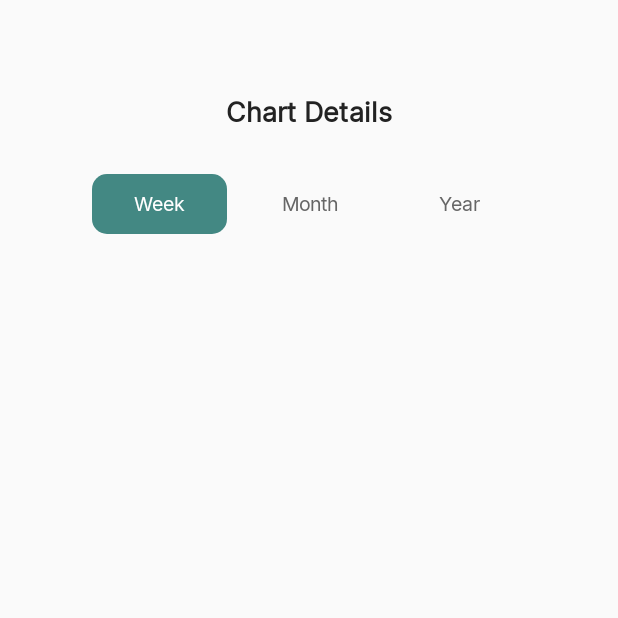
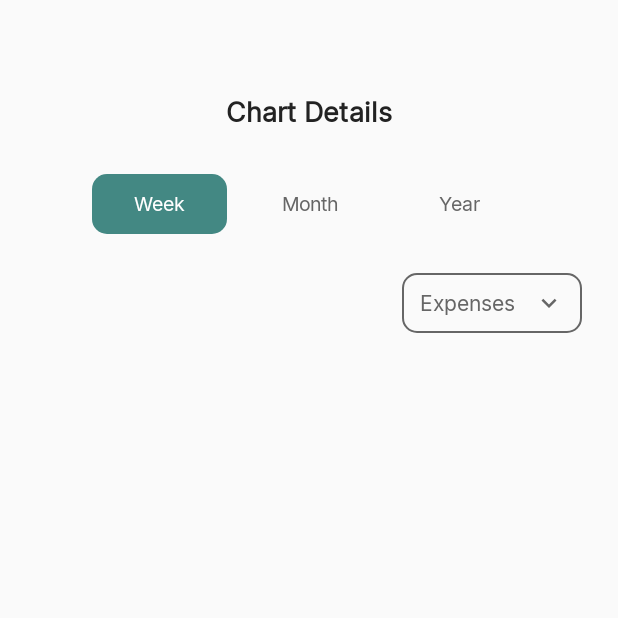
Before and after one commit to winstonnnn/MyPocket, an Android app built with Jetpack Compose: the screen it shows after launch (MainActivity), on a phone screen of 412 x 824 dp, the top half of it. Run offline under Robolectric (Android 15) with nearby library versions, the phone set to English and light mode, and no system bars.

Commit message:
feature: created dropdown for cash flow selection

```diff
--- /dev/null
+++ b/app/src/main/java/com/pocket/mypocket/ui/common/CashFlow.kt
@@ -0,0 +1,6 @@
+package com.pocket.mypocket.ui.common
+
+enum class CashFlow(val cashFlowName: String) {
+    EXPENSES("Expenses"),
+    INCOME("Income")
+}
--- a/app/src/main/java/com/pocket/mypocket/ui/screens/chart/ChartScreen.kt
+++ b/app/src/main/java/com/pocket/mypocket/ui/screens/chart/ChartScreen.kt
@@ -12,6 +12,8 @@ import androidx.compose.ui.tooling.preview.Preview
 import androidx.compose.ui.unit.dp
 import androidx.navigation.NavHostController
 import com.pocket.mypocket.R
+import com.pocket.mypocket.ui.common.CashFlow
+import com.pocket.mypocket.ui.screens.chart.components.ChartCashFlowDropDown
 import com.pocket.mypocket.ui.screens.chart.components.ChartDatePeriodTabs
 import com.pocket.mypocket.ui.screens.common.CommonPagesHorizontalPadding
 import com.pocket.mypocket.ui.screens.common.CommonPagesTitleSize
@@ -22,11 +24,16 @@ import com.pocket.mypocket.ui.theme.regularStyle
 
 @Composable
 fun ChartScreen(navHostController: NavHostController) {
-    ChartScreen()
+    ChartScreen(
+        onCashFlowItemSelected = {}
+    )
 }
 
 @Composable
-fun ChartScreen(modifier: Modifier = Modifier) {
+fun ChartScreen(
+    modifier: Modifier = Modifier,
+    onCashFlowItemSelected: (cashFlow: CashFlow) -> Unit
+) {
     Column(
         modifier = modifier
             .padding(top = CommonTopPadding)
@@ -45,11 +52,21 @@ fun ChartScreen(modifier: Modifier = Modifier) {
         VerticalSpacer(30.dp)
 
         ChartDatePeriodTabs()
+
+        VerticalSpacer(26.dp)
+
+        ChartCashFlowDropDown(
+            modifier = Modifier
+                .align(Alignment.End),
+            onItemSelected = { onCashFlowItemSelected(it) }
+        )
     }
 }
 
 @Preview
 @Composable
 private fun PreviewChartScreen() {
-    ChartScreen()
+    ChartScreen(
+        onCashFlowItemSelected = {}
+    )
 }
--- /dev/null
+++ b/app/src/main/java/com/pocket/mypocket/ui/screens/chart/components/ChartCashFlowDropDown.kt
@@ -0,0 +1,131 @@
+package com.pocket.mypocket.ui.screens.chart.components
+
+import androidx.compose.foundation.BorderStroke
+import androidx.compose.foundation.border
+import androidx.compose.foundation.clickable
+import androidx.compose.foundation.interaction.MutableInteractionSource
+import androidx.compose.foundation.layout.Arrangement
+import androidx.compose.foundation.layout.Box
+import androidx.compose.foundation.layout.Row
+import androidx.compose.foundation.layout.fillMaxWidth
+import androidx.compose.foundation.layout.height
+import androidx.compose.foundation.layout.size
+import androidx.compose.foundation.layout.width
+import androidx.compose.foundation.shape.RoundedCornerShape
+import androidx.compose.material.icons.Icons
+import androidx.compose.material.icons.sharp.KeyboardArrowDown
+import androidx.compose.material.icons.sharp.KeyboardArrowUp
+import androidx.compose.material3.DropdownMenu
+import androidx.compose.material3.DropdownMenuItem
+import androidx.compose.material3.Icon
+import androidx.compose.material3.MaterialTheme
+import androidx.compose.material3.Text
+import androidx.compose.runtime.Composable
+import androidx.compose.runtime.getValue
+import androidx.compose.runtime.mutableStateOf
+import androidx.compose.runtime.remember
+import androidx.compose.runtime.setValue
+import androidx.compose.ui.Alignment
+import androidx.compose.ui.Modifier
+import androidx.compose.ui.draw.clipToBounds
+import androidx.compose.ui.text.font.FontWeight
+import androidx.compose.ui.unit.DpOffset
+import androidx.compose.ui.unit.dp
+import androidx.compose.ui.unit.sp
+import com.pocket.mypocket.ui.common.CashFlow
+import com.pocket.mypocket.ui.theme.Black6666
+import com.pocket.mypocket.ui.theme.regularStyle
+
+@Composable
+fun ChartCashFlowDropDown(
+    modifier: Modifier = Modifier,
+    onItemSelected: (selected: CashFlow) -> Unit
+) {
+    var expanded by remember { mutableStateOf(false) }
+    var selectedCashFlow by remember { mutableStateOf(CashFlow.EXPENSES) }
+    val items = CashFlow.entries
+
+    Box(
+        modifier = modifier
+            .width(120.dp)
+            .height(40.dp)
+            .border(
+                width = 1.dp,
+                color = Black6666,
+                shape = RoundedCornerShape(10.dp)
+            )
+            .clipToBounds(),
+        contentAlignment = Alignment.Center
+    ) {
+
+        Row(
+            modifier = Modifier
+                .fillMaxWidth()
+                .clickable(
+                    indication = null,
+                    interactionSource = remember { MutableInteractionSource() }
+                ) {
+                    expanded = !expanded
+                },
+            horizontalArrangement = Arrangement.SpaceEvenly,
+            verticalAlignment = Alignment.CenterVertically
+        ) {
+            Text(
+                text = selectedCashFlow.cashFlowName,
+                style = regularStyle.copy(
+                    fontSize = 14.sp,
+                    fontWeight = FontWeight.Medium,
+                    color = Black6666
+                )
+            )
+
+            Icon(
+                imageVector = if (expanded) {
+                    Icons.Sharp.KeyboardArrowUp
+                }else {
+                    Icons.Sharp.KeyboardArrowDown
+                },
+                tint = Black6666,
+                contentDescription = "Dropdown icon",
+                modifier = Modifier.size(20.dp)
+            )
+        }
+
+
+        DropdownMenu(
+            expanded = expanded,
+            modifier = Modifier
+                .width(120.dp),
+            offset = DpOffset(x = 0.dp, y = 5.dp),
+            shape = RoundedCornerShape(10.dp),
+            border = BorderStroke(
+                width = 1.dp,
+                color = Black6666
+            ),
+            containerColor = MaterialTheme.colorScheme.tertiary,
+            onDismissRequest = {
+                expanded = false
+            }
+        ) {
+            items.forEach { cashFlow ->
+                DropdownMenuItem(
+                    onClick = {
+                        onItemSelected(cashFlow)
+                        selectedCashFlow = cashFlow
+                        expanded = false
+                    },
+                    text = {
+                        Text(
+                            text = cashFlow.cashFlowName,
+                            style = regularStyle.copy(
+                                fontSize = 14.sp,
+                                fontWeight = FontWeight.Medium,
+                                color = Black6666
+                            )
+                        )
+                    }
+                )
+            }
+        }
+    }
+}
```
